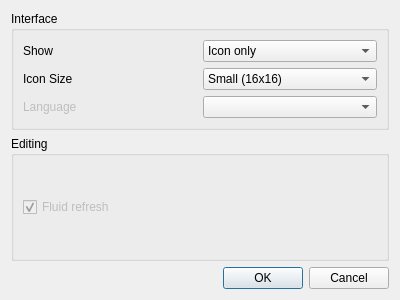
The window that src/dialogs/config_dialog.ui (mbasaglia/Knotter) describes before a commit, drawn with Qt 5.
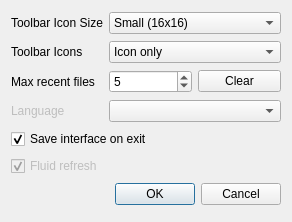
The same window after the commit.

Patch:
```diff
--- a/src/dialogs/config_dialog.ui
+++ b/src/dialogs/config_dialog.ui
@@ -6,8 +6,8 @@
    <rect>
     <x>0</x>
     <y>0</y>
-    <width>400</width>
-    <height>300</height>
+    <width>292</width>
+    <height>222</height>
    </rect>
   </property>
   <property name="sizePolicy">
@@ -20,97 +20,7 @@
    <string>Dialog</string>
   </property>
   <layout class="QGridLayout" name="gridLayout_2">
-   <item row="0" column="0">
-    <widget class="QGroupBox" name="groupBox">
-     <property name="sizePolicy">
-      <sizepolicy hsizetype="Preferred" vsizetype="Fixed">
-       <horstretch>0</horstretch>
-       <verstretch>0</verstretch>
-      </sizepolicy>
-     </property>
-     <property name="title">
-      <string>Interface</string>
-     </property>
-     <layout class="QGridLayout" name="gridLayout">
-      <item row="0" column="0">
-       <widget class="QLabel" name="label">
-        <property name="text">
-         <string>Show</string>
-        </property>
-       </widget>
-      </item>
-      <item row="0" column="1">
-       <widget class="QComboBox" name="icon_show_combo">
-        <item>
-         <property name="text">
-          <string>Icon only</string>
-         </property>
-        </item>
-        <item>
-         <property name="text">
-          <string>Text only</string>
-         </property>
-        </item>
-        <item>
-         <property name="text">
-          <string>Icon besides text</string>
-         </property>
-        </item>
-        <item>
-         <property name="text">
-          <string>Icon below text</string>
-         </property>
-        </item>
-       </widget>
-      </item>
-      <item row="1" column="0">
-       <widget class="QLabel" name="label_2">
-        <property name="text">
-         <string>Icon Size</string>
-        </property>
-       </widget>
-      </item>
-      <item row="1" column="1">
-       <widget class="QComboBox" name="icon_size_combo">
-        <item>
-         <property name="text">
-          <string>Small (16x16)</string>
-         </property>
-        </item>
-        <item>
-         <property name="text">
-          <string>Medium (24x24)</string>
-         </property>
-        </item>
-        <item>
-         <property name="text">
-          <string>Large (48x48)</string>
-         </property>
-        </item>
-        <item>
-         <property name="text">
-          <string>Huge (64x64)</string>
-         </property>
-        </item>
-       </widget>
-      </item>
-      <item row="2" column="0">
-       <widget class="QLabel" name="label_3">
-        <property name="enabled">
-         <bool>false</bool>
-        </property>
-        <property name="text">
-         <string>Language</string>
-        </property>
-       </widget>
-      </item>
-      <item row="2" column="1">
-       <widget class="QComboBox" name="language_combo"/>
-      </item>
-     </layout>
-    </widget>
-   </item>
-   <item row="3" column="0">
+   <item row="9" column="0" colspan="3">
     <widget class="QDialogButtonBox" name="buttonBox">
      <property name="orientation">
       <enum>Qt::Horizontal</enum>
@@ -120,29 +30,132 @@
      </property>
     </widget>
    </item>
+   <item row="8" column="0" colspan="3">
+    <widget class="QCheckBox" name="fluid_check">
+     <property name="enabled">
+      <bool>false</bool>
+     </property>
+     <property name="toolTip">
+      <string>Redraw the knot while moving nodes</string>
+     </property>
+     <property name="text">
+      <string>Fluid refresh</string>
+     </property>
+     <property name="checked">
+      <bool>true</bool>
+     </property>
+    </widget>
+   </item>
    <item row="2" column="0">
-    <widget class="QGroupBox" name="groupBox_2">
-     <property name="title">
-      <string>Editing</string>
+    <widget class="QLabel" name="label">
+     <property name="text">
+      <string>Toolbar Icons</string>
      </property>
-     <layout class="QGridLayout" name="gridLayout_3">
-      <item row="0" column="0" colspan="2">
-       <widget class="QCheckBox" name="fluid_check">
-        <property name="enabled">
-         <bool>false</bool>
-        </property>
-        <property name="toolTip">
-         <string>Enable Knot redraw while moving nodes</string>
-        </property>
-        <property name="text">
-         <string>Fluid refresh</string>
-        </property>
-        <property name="checked">
-         <bool>true</bool>
-        </property>
-       </widget>
-      </item>
-     </layout>
+    </widget>
+   </item>
+   <item row="6" column="0">
+    <widget class="QLabel" name="label_3">
+     <property name="enabled">
+      <bool>false</bool>
+     </property>
+     <property name="text">
+      <string>Language</string>
+     </property>
+    </widget>
+   </item>
+   <item row="6" column="1" colspan="2">
+    <widget class="QComboBox" name="language_combo"/>
+   </item>
+   <item row="0" column="0">
+    <widget class="QLabel" name="label_2">
+     <property name="text">
+      <string>Toolbar Icon Size</string>
+     </property>
+    </widget>
+   </item>
+   <item row="0" column="1" colspan="2">
+    <widget class="QComboBox" name="icon_size_combo">
+     <item>
+      <property name="text">
+       <string>Small (16x16)</string>
+      </property>
+     </item>
+     <item>
+      <property name="text">
+       <string>Medium (24x24)</string>
+      </property>
+     </item>
+     <item>
+      <property name="text">
+       <string>Large (48x48)</string>
+      </property>
+     </item>
+     <item>
+      <property name="text">
+       <string>Huge (64x64)</string>
+      </property>
+     </item>
+    </widget>
+   </item>
+   <item row="4" column="0">
+    <widget class="QLabel" name="label_4">
+     <property name="text">
+      <string>Max recent files</string>
+     </property>
+    </widget>
+   </item>
+   <item row="4" column="1">
+    <widget class="QSpinBox" name="max_recent">
+     <property name="maximum">
+      <number>128</number>
+     </property>
+     <property name="value">
+      <number>5</number>
+     </property>
+    </widget>
+   </item>
+   <item row="2" column="1" colspan="2">
+    <widget class="QComboBox" name="icon_show_combo">
+     <item>
+      <property name="text">
+       <string>Icon only</string>
+      </property>
+     </item>
+     <item>
+      <property name="text">
+       <string>Text only</string>
+      </property>
+     </item>
+     <item>
+      <property name="text">
+       <string>Icon besides text</string>
+      </property>
+     </item>
+     <item>
+      <property name="text">
+       <string>Icon below text</string>
+      </property>
+     </item>
+    </widget>
+   </item>
+   <item row="7" column="0" colspan="3">
+    <widget class="QCheckBox" name="saveui_check">
+     <property name="text">
+      <string>Save interface on exit</string>
+     </property>
+     <property name="checked">
+      <bool>true</bool>
+     </property>
+    </widget>
+   </item>
+   <item row="4" column="2">
+    <widget class="QPushButton" name="clear_recent">
+     <property name="toolTip">
+      <string>Clear recent file history</string>
+     </property>
+     <property name="text">
+      <string>Clear</string>
+     </property>
     </widget>
    </item>
   </layout>
```
